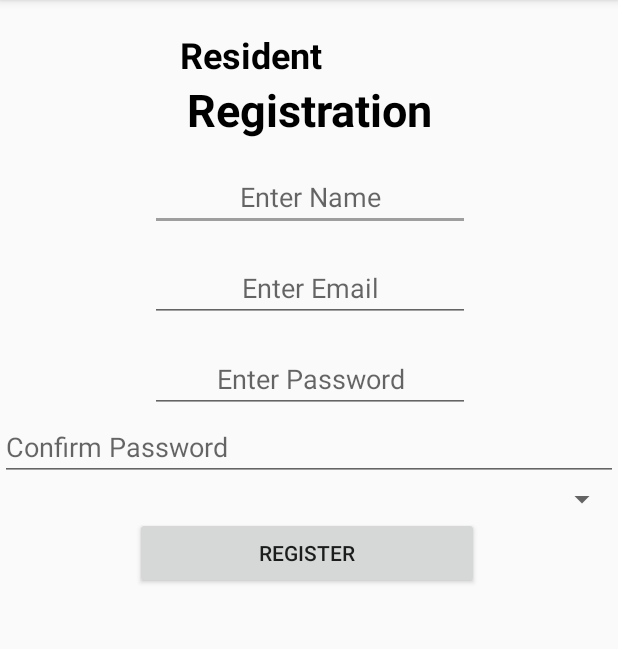
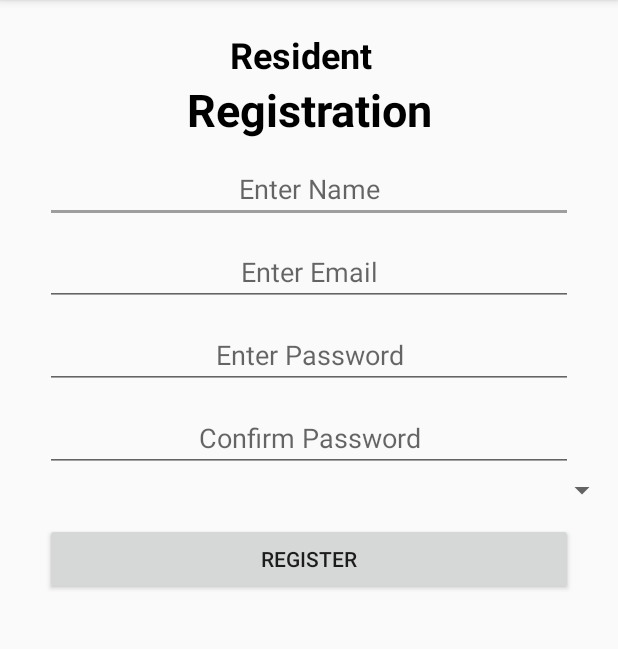
Before and after one commit to worsie501/Reinstall_app, an Android app: the ResidentRegister screen opened directly, with no data from a screen before it, on a phone screen of 412 x 824 dp, the part 84-733 px from its top. Run offline under Robolectric (Android 15) with nearby library versions, the phone set to English and light mode, and no system bars; libraries missing offline, so code that uses them is left out: com.backendless, com.backendless.async, com.backendless.exceptions.

Commit message:
layout edits

```diff
--- a/app/src/main/res/layout/activity_login__register__page.xml
+++ b/app/src/main/res/layout/activity_login__register__page.xml
@@ -24,7 +24,7 @@
         android:layout_height="wrap_content"
         android:layout_marginTop="5dp"
         android:gravity="center"
-        android:text="Please select login role "
+        android:text="Please select an option"
         android:textColor="#737373"
         android:textSize="18sp"
         android:textStyle="bold" />
--- a/app/src/main/res/layout/activity_resident_register.xml
+++ b/app/src/main/res/layout/activity_resident_register.xml
@@ -37,11 +37,10 @@
 
         <TextView
             android:id="@+id/tvText1"
-        android:layout_width="wrap_content"
+            android:layout_width="match_parent"
             android:layout_height="wrap_content"
             android:layout_marginTop="20dp"
             android:gravity="center"
-        android:paddingLeft="120dp"
             android:paddingRight="10dp"
             android:text="Resident"
             android:textColor="#000000"
@@ -61,10 +60,11 @@
 
         <EditText
             android:id="@+id/etResidentName"
-        android:layout_width="wrap_content"
+            android:layout_width="match_parent"
             android:layout_height="wrap_content"
-        android:layout_marginLeft="100dp"
-        android:layout_marginTop="15dp"
+            android:layout_marginStart="30dp"
+            android:layout_marginTop="10dp"
+            android:layout_marginEnd="30dp"
             android:ems="10"
             android:gravity="center"
             android:hint="Enter Name"
@@ -72,10 +72,11 @@
 
         <EditText
             android:id="@+id/etResidentRegisterEmail"
-        android:layout_width="wrap_content"
+            android:layout_width="match_parent"
             android:layout_height="wrap_content"
-        android:layout_marginLeft="100dp"
-        android:layout_marginTop="15dp"
+            android:layout_marginStart="30dp"
+            android:layout_marginTop="10dp"
+            android:layout_marginEnd="30dp"
             android:ems="10"
             android:gravity="center"
             android:hint="Enter Email"
@@ -83,10 +84,11 @@
 
         <EditText
             android:id="@+id/etResidentRegisterPasword"
-        android:layout_width="wrap_content"
+            android:layout_width="match_parent"
             android:layout_height="wrap_content"
-        android:layout_marginLeft="100dp"
-        android:layout_marginTop="15dp"
+            android:layout_marginStart="30dp"
+            android:layout_marginTop="10dp"
+            android:layout_marginEnd="30dp"
             android:ems="10"
             android:gravity="center"
             android:hint="Enter Password"
@@ -96,7 +98,11 @@
             android:id="@+id/etConfirmResidentPassword"
             android:layout_width="match_parent"
             android:layout_height="wrap_content"
+            android:layout_marginStart="30dp"
+            android:layout_marginTop="10dp"
+            android:layout_marginEnd="30dp"
             android:ems="10"
+            android:gravity="center"
             android:hint="Confirm Password"
             android:inputType="textPassword" />
 
@@ -107,9 +113,11 @@
 
         <Button
             android:id="@+id/btnResidentRegister"
-        android:layout_width="229dp"
+            android:layout_width="match_parent"
             android:layout_height="wrap_content"
-        android:layout_marginLeft="90dp"
+            android:layout_marginStart="30dp"
+            android:layout_marginTop="10dp"
+            android:layout_marginEnd="30dp"
             android:text="Register" />
 
     </LinearLayout>>
```
Also changed, not shown: app/src/main/res/layout/activity_municipality_login.xml (+14 -2 lines), app/src/main/res/layout/activity_municipality_register.xml (+20 -4 lines), app/src/main/res/layout/activity_resident__login.xml (+13 -9 lines). Lines whose indentation alone changed are shown as unchanged.
